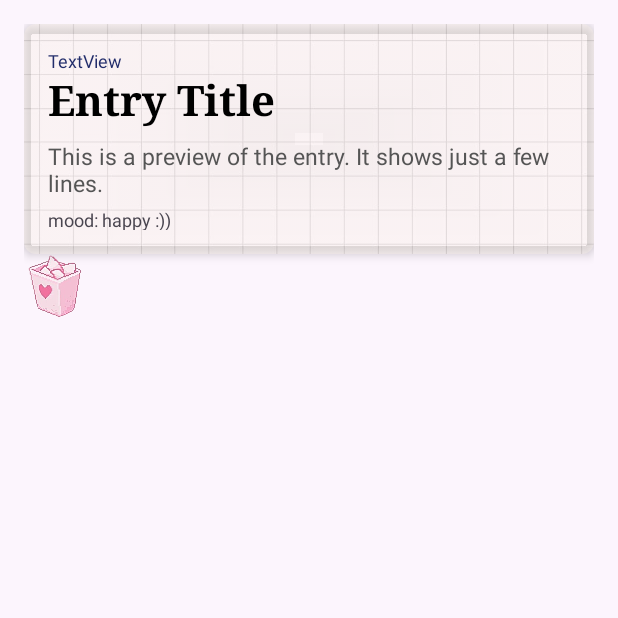
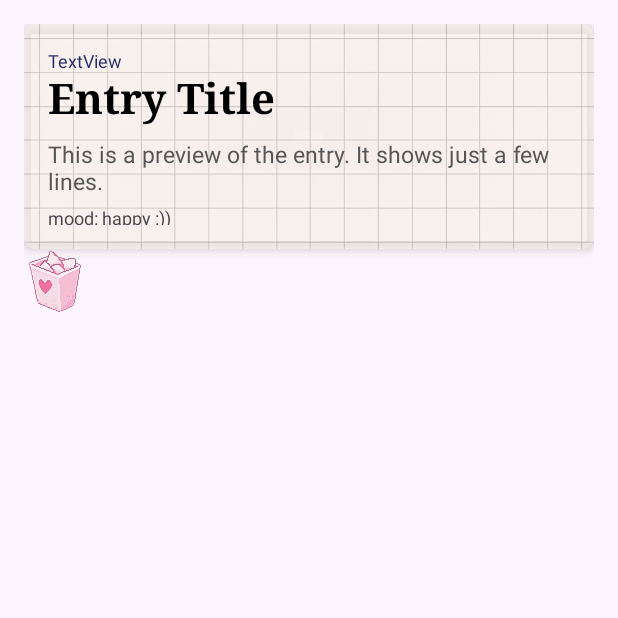
Before and after one commit to PorpleRuby/journal, an Android app: the entriesDisplay screen opened directly, with no data from a screen before it, on a phone screen of 412 x 824 dp, the top half of it. Run offline under Robolectric (Android 15) with nearby library versions, the phone set to English and light mode, and no system bars.

Commit message:
frontend changes

```diff
--- a/app/src/main/res/layout/activity_entries_display.xml
+++ b/app/src/main/res/layout/activity_entries_display.xml
@@ -13,6 +13,8 @@
     <ScrollView
         android:layout_width="match_parent"
         android:layout_height="match_parent"
+        android:background="#00FFFFFF"
+        android:backgroundTint="#00FFFFFF"
         app:layout_constraintBottom_toBottomOf="parent"
         app:layout_constraintEnd_toEndOf="parent"
         app:layout_constraintHorizontal_bias="0.0"
@@ -23,6 +25,8 @@
         <LinearLayout
             android:layout_width="match_parent"
             android:layout_height="180dp"
+            android:background="#00FFFFFF"
+            android:backgroundTint="#00FFFFFF"
             android:orientation="vertical"
             android:padding="16dp">
 
@@ -31,8 +35,8 @@
             <androidx.cardview.widget.CardView
                 android:id="@+id/card_view"
                 android:layout_width="wrap_content"
-                android:layout_height="153dp"
-                app:cardBackgroundColor="#00FFFDEF"
+                android:layout_height="150dp"
+                app:cardBackgroundColor="#00FDFCF0"
                 app:cardCornerRadius="8dp"
                 app:cardElevation="4dp">
 
@@ -40,7 +44,7 @@
                     android:id="@+id/imageView5"
                     android:layout_width="match_parent"
                     android:layout_height="match_parent"
-                    android:alpha="0.4"
+                    android:alpha="0.7"
                     android:scaleType="centerCrop"
                     app:srcCompat="@drawable/grid" />
 
```
Also changed, not shown: app/src/main/java/com/example/journal/display_scroll.kt (+11 -4 lines).
